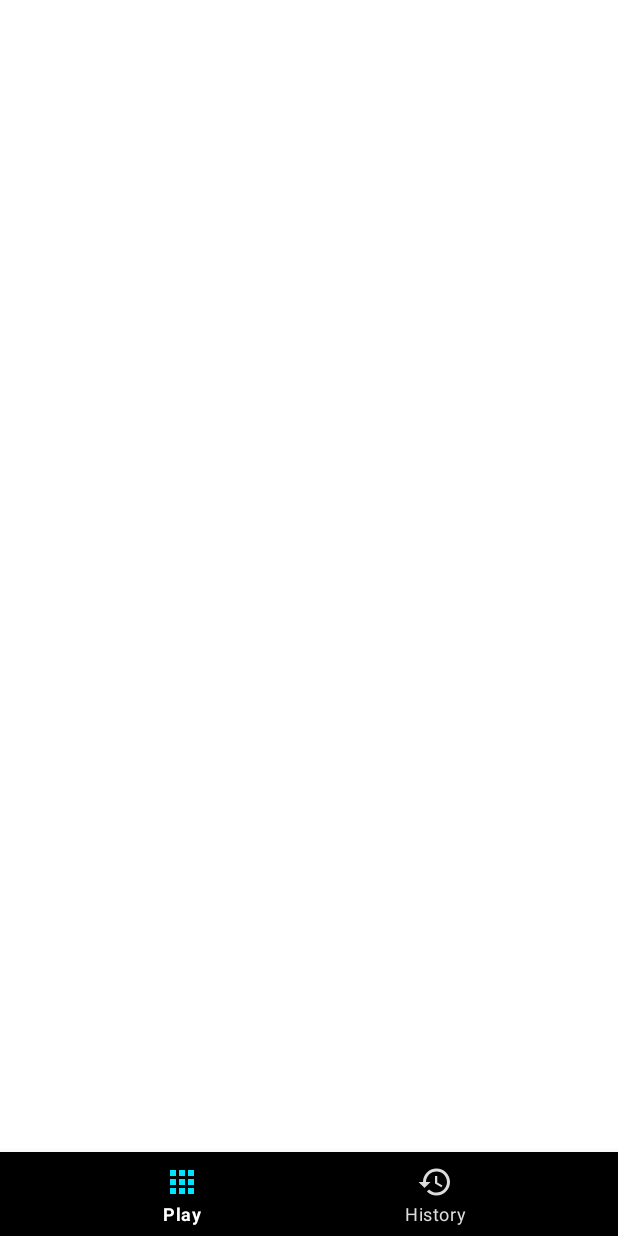
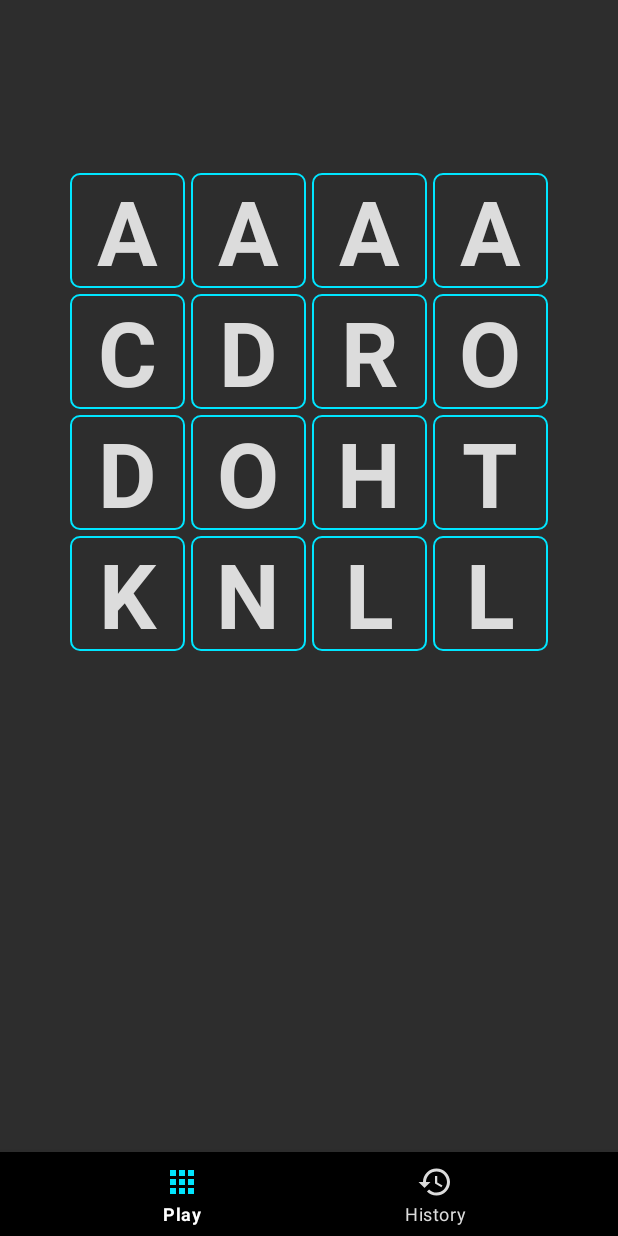
Before and after one commit to liucalvin/Boggle, an Android app: the screen it shows after launch (MainActivity), on a phone screen of 412 x 824 dp. Run offline under Robolectric (Android 15) with nearby library versions, the phone set to English and light mode, and no system bars; our stand-ins replace data binding.

Commit message:
finish grid board layout

```diff
--- a/android/app/build.gradle
+++ b/android/app/build.gradle
@@ -26,7 +26,7 @@ android {
     }
     buildFeatures {
         viewBinding true
-
+        dataBinding true
     }
     compileOptions {
         sourceCompatibility JavaVersion.VERSION_1_8
@@ -47,6 +47,9 @@ dependencies {
     implementation 'androidx.legacy:legacy-support-v4:1.0.0'
     implementation 'androidx.lifecycle:lifecycle-livedata-ktx:2.3.0'
     implementation 'androidx.lifecycle:lifecycle-viewmodel-ktx:2.3.0'
+
+    implementation 'org.hamcrest:hamcrest:2.2'
+
     testImplementation 'junit:junit:4.13.2'
     androidTestImplementation 'androidx.test.ext:junit:1.1.2'
     androidTestImplementation 'androidx.test.espresso:espresso-core:3.3.0'
--- /dev/null
+++ b/android/app/src/main/java/com/liucalvin/boggle/db/Transformations.kt
@@ -0,0 +1,17 @@
+package com.liucalvin.boggle.db
+
+import com.liucalvin.boggle.ui.gameplay.Tile
+
+fun Array<Array<Char>>.asTiles() : List<Tile> {
+    val list = mutableListOf<Tile>()
+
+    this.toList()
+
+    var id = 0
+    for (i in this.indices) {
+        for (j in this[0].indices) {
+            list.add(Tile(this[i][j], id++))
+        }
+    }
+    return list
+}
--- a/android/app/src/main/java/com/liucalvin/boggle/solver/Board.kt
+++ b/android/app/src/main/java/com/liucalvin/boggle/solver/Board.kt
@@ -17,20 +17,29 @@ val default5x5 = arrayOf(
     arrayOf("FIPRSY", "GORRVW", "HIPRRY", "NOOTUW", "OOOTTU")
 )
 
-class Board(private val letters: Array<Array<String>> = default4x4) {
+class Board(letters: Array<Array<String>> = default4x4) {
 
     val rows = letters.size
     val cols = letters[0].size  // assume uniform arrays
 
-    private lateinit var randomizedLetters: Array<Array<Char>>
+    var randomizedLetters: Array<Array<Char>>
+        private set
 
     init {
         for (i in 0 until rows) {
             require(letters[i].size == cols) { "Array is not uniformly rectangular" }
         }
 
+        randomizedLetters = Array(rows) { Array(cols) { ' ' } }
+
         // randomize letters
-
+        for (i in 0 until rows) {
+            for (j in 0 until cols) {
+                letters[i][j].apply {
+                    randomizedLetters[i][j] = random()
+                }
+            }
+        }
     }
 
     fun letterAt(i: Int, j: Int): Char {
--- /dev/null
+++ b/android/app/src/main/java/com/liucalvin/boggle/ui/gameplay/BoardLayoutManager.kt
@@ -0,0 +1,17 @@
+package com.liucalvin.boggle.ui.gameplay
+
+import androidx.fragment.app.FragmentActivity
+import androidx.recyclerview.widget.GridLayoutManager
+
+class BoardLayoutManager(activity: FragmentActivity, spanCount: Int) :
+    GridLayoutManager(activity, spanCount) {
+
+    override fun canScrollVertically(): Boolean {
+        return false
+    }
+
+    override fun canScrollHorizontally(): Boolean {
+        return false
+    }
+
+}
--- a/android/app/src/main/java/com/liucalvin/boggle/ui/gameplay/GameFragment.kt
+++ b/android/app/src/main/java/com/liucalvin/boggle/ui/gameplay/GameFragment.kt
@@ -1,12 +1,10 @@
 package com.liucalvin.boggle.ui.gameplay
 
 import android.os.Bundle
-import androidx.fragment.app.Fragment
 import android.view.LayoutInflater
 import android.view.View
 import android.view.ViewGroup
-import androidx.recyclerview.widget.GridLayoutManager
-import com.liucalvin.boggle.R
+import androidx.fragment.app.Fragment
 import com.liucalvin.boggle.databinding.GameFragmentBinding
 import org.koin.androidx.viewmodel.ext.android.viewModel
 
@@ -20,13 +18,17 @@ class GameFragment : Fragment() {
         get() = _binding!!
 
 
-    override fun onCreateView(inflater: LayoutInflater, container: ViewGroup?,
-                              savedInstanceState: Bundle?): View? {
+    override fun onCreateView(
+        inflater: LayoutInflater, container: ViewGroup?,
+        savedInstanceState: Bundle?
+    ): View? {
         _binding = GameFragmentBinding.inflate(inflater, container, false)
 
-        adapter = TilesAdapter()
+        adapter = TilesAdapter(TileTouchListener { id ->
+            gameViewModel.onTileTouched(id)
+        })
         binding.boggleBoard.adapter = adapter
-        val layoutManager = GridLayoutManager(activity, 4)
+        val layoutManager = BoardLayoutManager(requireActivity(), gameViewModel.boardSize.value)
         layoutManager.spanSizeLookup
         binding.boggleBoard.layoutManager = layoutManager
 
@@ -36,8 +38,7 @@ class GameFragment : Fragment() {
     override fun onViewCreated(view: View, savedInstanceState: Bundle?) {
         super.onViewCreated(view, savedInstanceState)
 
-
-
+        adapter.submitList(gameViewModel.tilesList.value)
     }
 
     override fun onDestroyView() {
--- a/android/app/src/main/java/com/liucalvin/boggle/ui/gameplay/GameViewModel.kt
+++ b/android/app/src/main/java/com/liucalvin/boggle/ui/gameplay/GameViewModel.kt
@@ -1,8 +1,12 @@
 package com.liucalvin.boggle.ui.gameplay
 
 import androidx.lifecycle.ViewModel
+import com.liucalvin.boggle.db.asTiles
+import com.liucalvin.boggle.solver.Board
+import com.liucalvin.boggle.solver.default5x5
 import kotlinx.coroutines.flow.MutableStateFlow
 import kotlinx.coroutines.flow.StateFlow
+import kotlin.math.sqrt
 
 class GameViewModel : ViewModel() {
 
@@ -10,14 +14,17 @@ class GameViewModel : ViewModel() {
     val tilesList: StateFlow<List<Tile>>
         get() = _tilesList
 
+    private val _boardSize = MutableStateFlow(1)
+    val boardSize: StateFlow<Int>
+        get() = _boardSize
+
     init {
-        val letters =
-        for (i in 0..15) {
+        _tilesList.value = Board().randomizedLetters.asTiles()
+        _boardSize.value = sqrt(_tilesList.value.size.toDouble()).toInt()
+    }
 
-        }
-        _tilesList.value = listOf(
-            Tile
-        )
+    fun onTileTouched(id: Int) {
+        TODO("Not yet implemented")
     }
 
 }
--- a/android/app/src/main/java/com/liucalvin/boggle/ui/gameplay/TilesAdapter.kt
+++ b/android/app/src/main/java/com/liucalvin/boggle/ui/gameplay/TilesAdapter.kt
@@ -6,8 +6,10 @@ import androidx.recyclerview.widget.DiffUtil
 import androidx.recyclerview.widget.ListAdapter
 import androidx.recyclerview.widget.RecyclerView
 import com.liucalvin.boggle.databinding.ItemLetterBinding
+import com.liucalvin.boggle.databinding.ItemLetterBindingImpl
 
-class TilesAdapter : ListAdapter<Tile, TilesAdapter.ViewHolder>(TilesListDiffCallback()) {
+class TilesAdapter(private val touchListener: TileTouchListener) :
+    ListAdapter<Tile, TilesAdapter.ViewHolder>(TilesListDiffCallback()) {
 
     class ViewHolder private constructor(private val binding: ItemLetterBinding) :
         RecyclerView.ViewHolder(binding.root) {
@@ -45,4 +47,8 @@ class TilesListDiffCallback : DiffUtil.ItemCallback<Tile>() {
 
 }
 
-data class Tile(val letter: Char) { }
+data class Tile(val letter: Char, val id: Int) {}
+
+class TileTouchListener(val touchListener: (id: Int) -> Unit) {
+    fun onTouch(id: Int) = touchListener(id)
+}
--- /dev/null
+++ b/android/app/src/main/res/color/tile_background_color.xml
@@ -0,0 +1,7 @@
+<?xml version="1.0" encoding="utf-8"?>
+<selector xmlns:android="http://schemas.android.com/apk/res/android">
+    <item android:color="@color/dark"
+        android:state_selected="false"/>
+    <item android:color="@color/oldprimary"
+        android:state_selected="true"/>
+</selector>
--- a/android/app/src/main/res/drawable/item_letter_background.xml
+++ b/android/app/src/main/res/drawable/item_letter_background.xml
@@ -2,24 +2,25 @@
 <layer-list xmlns:android="http://schemas.android.com/apk/res/android">
 
     <item
-        android:bottom="4dp"
+        android:bottom="2dp"
+        android:left="2dp"
+        android:right="2dp"
+        android:top="2dp">
+        <shape>
+            <stroke
+                android:width="1dp"
+                android:color="@color/oldprimary" />
+            <corners android:radius="6dp" />
+        </shape>
+    </item>
+
+    <item android:bottom="4dp"
         android:left="4dp"
         android:right="4dp"
         android:top="4dp">
         <shape>
-            <stroke
-                android:width="1dp"
-                android:color="@color/oldprimary" />
-            <corners android:radius="4dp" />
-        </shape>
-    </item>
-
-    <item android:bottom="5dp"
-        android:left="5dp"
-        android:right="5dp"
-        android:top="5dp">
-        <shape>
-            <solid android:color="@color/light_text"/>
+            <solid android:color="@color/tile_background_color"/>
+            <corners android:radius="6dp"/>
         </shape>
     </item>
 
--- a/android/app/src/main/res/layout/game_fragment.xml
+++ b/android/app/src/main/res/layout/game_fragment.xml
@@ -4,6 +4,7 @@
     xmlns:tools="http://schemas.android.com/tools"
     android:layout_width="match_parent"
     android:layout_height="match_parent"
+    android:background="@color/dark"
     tools:context=".ui.gameplay.GameFragment">
 
     <androidx.recyclerview.widget.RecyclerView
--- a/android/app/src/main/res/layout/item_letter.xml
+++ b/android/app/src/main/res/layout/item_letter.xml
@@ -1,7 +1,9 @@
 <?xml version="1.0" encoding="utf-8"?>
-<androidx.constraintlayout.widget.ConstraintLayout xmlns:android="http://schemas.android.com/apk/res/android"
+<layout xmlns:android="http://schemas.android.com/apk/res/android"
     xmlns:app="http://schemas.android.com/apk/res-auto"
-    xmlns:tools="http://schemas.android.com/tools"
+    xmlns:tools="http://schemas.android.com/tools">
+
+    <androidx.constraintlayout.widget.ConstraintLayout
         android:layout_width="wrap_content"
         android:layout_height="wrap_content">
 
@@ -10,12 +12,26 @@
             android:layout_width="0dp"
             android:layout_height="wrap_content"
             android:background="@drawable/item_letter_background"
-        android:text="A"
             android:textAlignment="center"
             android:textSize="60sp"
             android:textStyle="bold"
+            android:textColor="@color/light_text"
+            tools:text="A"
             app:layout_constraintDimensionRatio="1:1"
             app:layout_constraintEnd_toEndOf="parent"
             app:layout_constraintStart_toStartOf="parent"
             app:layout_constraintTop_toTopOf="parent" />
+
+        <View
+            android:layout_width="0dp"
+            android:layout_height="0dp"
+            android:background="?attr/selectableItemBackground"
+            app:layout_constraintBottom_toBottomOf="parent"
+            app:layout_constraintEnd_toEndOf="parent"
+            app:layout_constraintStart_toStartOf="parent"
+            app:layout_constraintTop_toTopOf="parent" />
+<!--        android:onTouch="@{() -> touchListener.onTouch(tile)}"-->
+
     </androidx.constraintlayout.widget.ConstraintLayout>
+
+</layout>
```
Also changed, not shown: 1 other file. Lines whose indentation alone changed are shown as unchanged.
